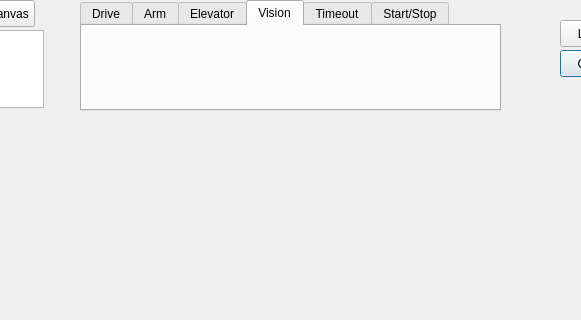
Qt form Auto_Gui/dialog.ui (SarahHeinzHouseFRC/SHARPAutonomousScripter) before a commit; both pictures show x 100 to 681 and y 0 to 320 of the 819 by 489 pixel window.
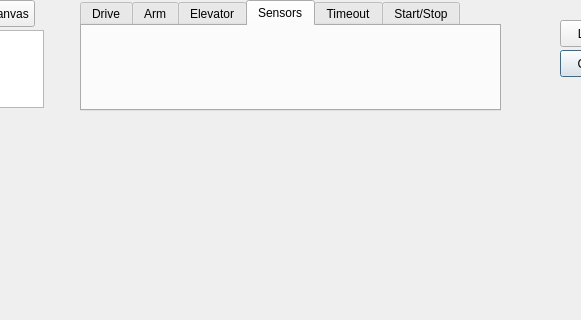
The same form after that commit. The open tabs and pages were chosen to show the change.

What changed in the file:
```diff
--- a/Auto_Gui/dialog.ui
+++ b/Auto_Gui/dialog.ui
@@ -51,7 +51,7 @@
    </widget>
    <widget class="QWidget" name="visionTab">
     <attribute name="title">
-     <string>Vision</string>
+     <string>Sensors</string>
     </attribute>
    </widget>
    <widget class="QWidget" name="timeoutTab">
```
Left out of the diff: 4 changed lines with no effect on the pictures.
